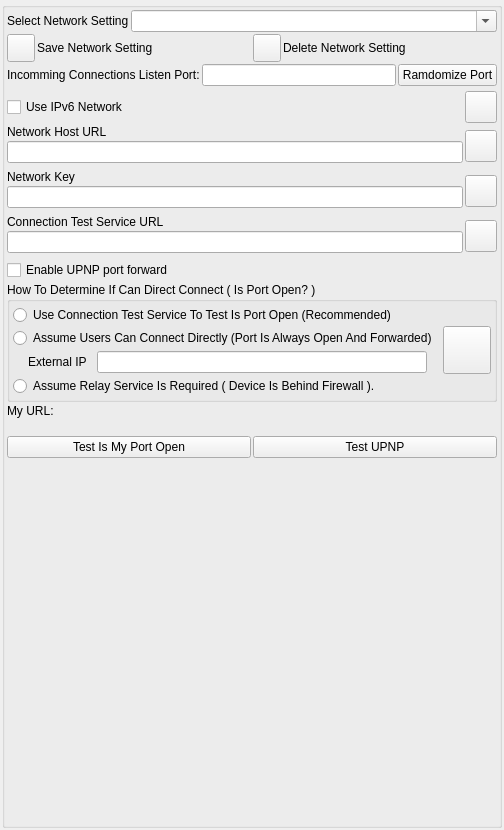
Above: nolimitgui/src/Forms/AppletNetworkSettings.ui from nolimitconnect/NoLimitConnect before the change. Below: the same form after it.
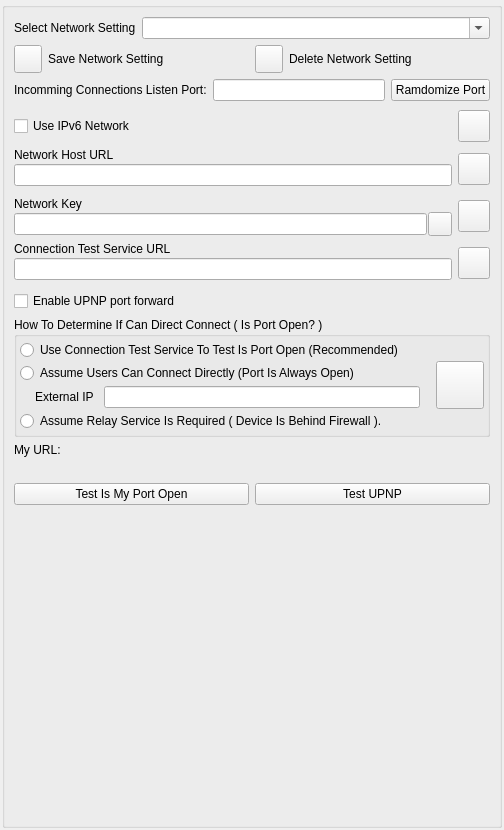
That is the form after the change. Custom widgets are drawn as their Qt base class.

Commit message: Use Password type widget to hide network key

What changed in the file:
```diff
--- a/nolimitgui/src/Forms/AppletNetworkSettings.ui
+++ b/nolimitgui/src/Forms/AppletNetworkSettings.ui
@@ -41,21 +41,6 @@
       <string/>
      </property>
      <layout class="QVBoxLayout" name="verticalLayout_3">
-      <property name="spacing">
-       <number>2</number>
-      </property>
-      <property name="leftMargin">
-       <number>2</number>
-      </property>
-      <property name="topMargin">
-       <number>2</number>
-      </property>
-      <property name="rightMargin">
-       <number>2</number>
-      </property>
-      <property name="bottomMargin">
-       <number>2</number>
-      </property>
       <item>
        <layout class="QHBoxLayout" name="horizontalLayout_10">
         <item>
@@ -293,14 +278,11 @@
        </layout>
       </item>
       <item>
-       <layout class="QHBoxLayout" name="horizontalLayout_2">
+       <layout class="QHBoxLayout" name="horizontalLayout_8">
         <item>
          <layout class="QVBoxLayout" name="verticalLayout">
           <property name="spacing">
-           <number>2</number>
-          </property>
-          <property name="bottomMargin">
-           <number>5</number>
+           <number>1</number>
           </property>
           <item>
            <widget class="QLabel" name="m_NetworkKeyLabel">
@@ -313,7 +295,42 @@
            </widget>
           </item>
           <item>
-           <widget class="QLineEdit" name="m_NetworkKeyEdit"/>
+           <layout class="QHBoxLayout" name="horizontalLayout_2">
+            <item>
+             <widget class="QLineEdit" name="m_NetworkKeyEdit"/>
+            </item>
+            <item>
+             <widget class="VxPushButton" name="m_NetworkKeyEyeButton">
+              <property name="sizePolicy">
+               <sizepolicy hsizetype="Fixed" vsizetype="Fixed">
+                <horstretch>0</horstretch>
+                <verstretch>0</verstretch>
+               </sizepolicy>
+              </property>
+              <property name="minimumSize">
+               <size>
+                <width>24</width>
+                <height>24</height>
+               </size>
+              </property>
+              <property name="maximumSize">
+               <size>
+                <width>24</width>
+                <height>24</height>
+               </size>
+              </property>
+              <property name="text">
+               <string/>
+              </property>
+              <property name="iconSize">
+               <size>
+                <width>48</width>
+                <height>48</height>
+               </size>
+              </property>
+             </widget>
+            </item>
+           </layout>
           </item>
          </layout>
         </item>
@@ -449,7 +466,7 @@
            <item>
             <widget class="QRadioButton" name="AssumeNoProxyRadioButton">
              <property name="text">
-              <string>Assume Users Can Connect Directly (Port Is Always Open And Forwarded)</string>
+              <string>Assume Users Can Connect Directly (Port Is Always Open)</string>
              </property>
             </widget>
            </item>
```
The commit also changes 4 other files.
